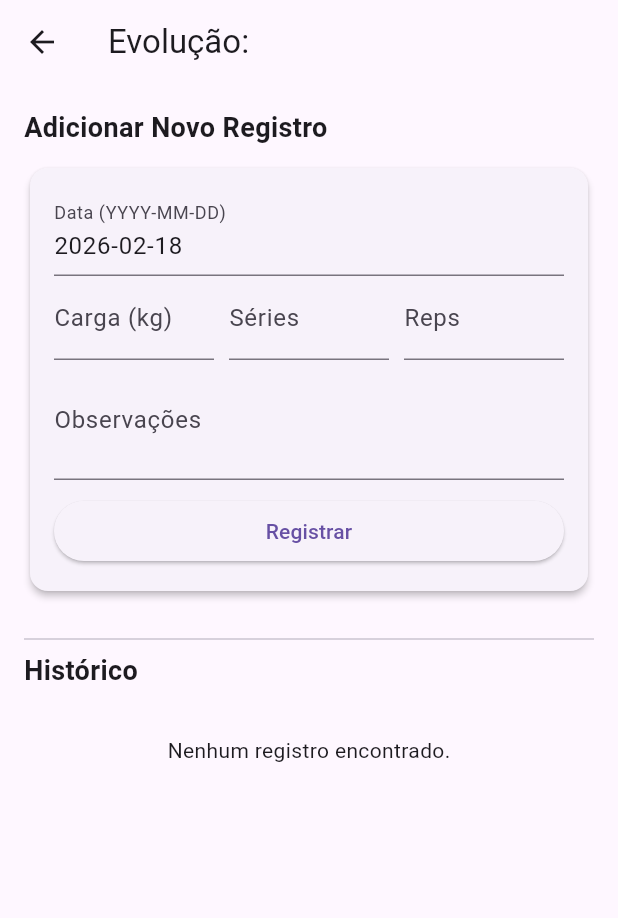
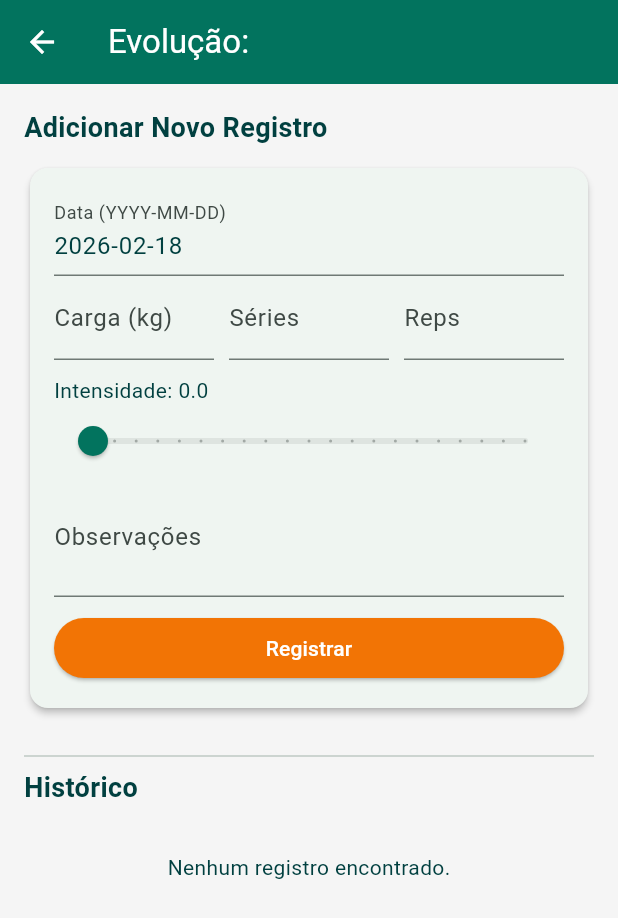
Before and after one commit to LucasSchiochet2/life_balance_app, a Flutter app: the ExerciseProgressPage screen opened directly with empty values, on a phone screen of 412 x 824 dp. Shown: the top 918 px of the screen. Run offline on Flutter 3.47's test engine with Material 3 defaults, Android fonts, the phone set to English and light mode, and no system bars; our stand-ins replace fl_chart, flutter_local_notifications, shared_preferences; missing offline and left inert: workmanager; accounts and stored records are empty; network calls fail.

Commit message:
Troca de Cores e Barra de Intensidade

```diff
--- a/lib/components/GroupedBillList.dart
+++ b/lib/components/GroupedBillList.dart
@@ -29,7 +29,7 @@ class GroupedBillList extends StatelessWidget {
             children: [
               Padding(
                 padding: const EdgeInsets.symmetric(vertical: 8.0),
-                child: Text(group['month'], style: const TextStyle(fontWeight: FontWeight.bold, color: Colors.blue)),
+                child: Text(group['month'], style: const TextStyle(fontWeight: FontWeight.bold, color: Color(0xFF02735E))),
               ),
               ...group['bills'].map<Widget>((bill) => _BillTile(
                   bill: bill,
@@ -69,7 +69,7 @@ class _BillTile extends StatelessWidget {
         onTap: onTap,
         leading: Icon(
           bill.paid ? Icons.check_circle : Icons.pending,
-          color: bill.paid ? Colors.green : Colors.orange
+          color: bill.paid ? const Color(0xFF03A678) : const Color(0xFFF27405)
         ),
         title: Text(bill.name),
         subtitle: Text(bill.dueDate.split(' ')[0]),
--- a/lib/components/SummaryCard.dart
+++ b/lib/components/SummaryCard.dart
@@ -19,7 +19,7 @@ class SummaryCard extends StatelessWidget {
             const SizedBox(height: 8),
             Text(
               "R\$ ${report.totalAmount.toStringAsFixed(2)}",
-              style: const TextStyle(fontSize: 26, fontWeight: FontWeight.bold, color: Colors.blue),
+              style: const TextStyle(fontSize: 26, fontWeight: FontWeight.bold, color: Color(0xFF02735E)),
             ),
             const SizedBox(height: 8),
             Text("${report.totalCount} transações", style: TextStyle(color: Colors.grey[600])),
--- a/lib/models/exercise_log_model.dart
+++ b/lib/models/exercise_log_model.dart
@@ -6,6 +6,7 @@ class ExerciseLog {
   final double weight;
   final int reps;
   final int sets;
+  final double intensity;
   final String? observation;
   final DateTime createdAt;
 
@@ -17,6 +18,7 @@ class ExerciseLog {
     required this.weight,
     required this.reps,
     required this.sets,
+    this.intensity = 0.0,
     this.observation,
     required this.createdAt,
   });
@@ -30,6 +32,9 @@ class ExerciseLog {
       weight: json['weight'] is double ? json['weight'] : double.parse(json['weight'].toString()),
       reps: json['reps'] is int ? json['reps'] : int.parse(json['reps'].toString()),
       sets: json['sets'] is int ? json['sets'] : int.parse(json['sets'].toString()),
+      intensity: json['intensity'] != null
+          ? (json['intensity'] is double ? json['intensity'] : double.parse(json['intensity'].toString()))
+          : 0.0,
       observation: json['observation'],
       createdAt: DateTime.parse(json['created_at']),
     );
--- a/lib/models/workout_model.dart
+++ b/lib/models/workout_model.dart
@@ -152,6 +152,7 @@ class ExerciseLog {
   final double weight;
   final int sets;
   final int reps;
+  final double intensity;
   final String? observation;
 
   ExerciseLog({
@@ -160,6 +161,7 @@ class ExerciseLog {
     required this.weight,
     required this.sets,
     required this.reps,
+    this.intensity = 0.0,
     this.observation,
   });
 
@@ -170,6 +172,7 @@ class ExerciseLog {
       weight: (json['weight'] as num?)?.toDouble() ?? 0.0,
       sets: json['sets'] ?? 0,
       reps: json['reps'] ?? 0,
+      intensity: (json['intensity'] as num?)?.toDouble() ?? 0.0,
       observation: json['observation'],
     );
   }
--- a/lib/screens/add_bill_page.dart
+++ b/lib/screens/add_bill_page.dart
@@ -42,6 +42,11 @@ class _AddBillPageState extends State<AddBillPage> {
     {'id': 1, 'name': 'Alimentação'},
     {'id': 2, 'name': 'Transporte'},
     {'id': 3, 'name': 'Lazer'},
+    {'id': 4, 'name': 'Saúde'},
+    {'id': 5, 'name': 'Educação'},
+    {'id': 6, 'name': 'Moradia'},
+    {'id': 7, 'name': 'Contas e Assinaturas'},
+    {'id': 8, 'name': 'Outros'},
   ];
 
   @override
--- a/lib/screens/cards_page.dart
+++ b/lib/screens/cards_page.dart
@@ -91,7 +91,7 @@ class _CardsPageState extends State<CardsPage> {
                    elevation: 3,
                    margin: const EdgeInsets.only(bottom: 16),
                    child: ExpansionTile(
-                     leading: const Icon(Icons.credit_card, size: 32, color: Colors.blue),
+                     leading: const Icon(Icons.credit_card, size: 32, color: Color(0xFF02735E)),
                      title: Text(card.name, style: const TextStyle(fontWeight: FontWeight.bold)),
                      subtitle: Text("Limite: R\$ ${card.limit.toStringAsFixed(2)}"),
                      children: [
@@ -105,7 +105,7 @@ class _CardsPageState extends State<CardsPage> {
                             return ExpansionTile(
                               title: Text("Fatura: ${invoice.month}"),
                               subtitle: Text("Total: R\$ ${invoice.totalAmount.toStringAsFixed(2)} (${invoice.count} contas)"),
-                              leading: const Icon(Icons.receipt_long, color: Colors.grey),
+                              leading: const Icon(Icons.receipt_long, color: Color(0xFF014040)),
                               children: invoice.bills.map((bill) {
                                 return ListTile(
                                   contentPadding: const EdgeInsets.only(left: 32, right: 16),
--- a/lib/screens/exercise_progress_page.dart
+++ b/lib/screens/exercise_progress_page.dart
@@ -37,6 +37,7 @@ class _ExerciseProgressPageState extends State<ExerciseProgressPage> {
   final _repsController = TextEditingController();
   final _setsController = TextEditingController();
   final _observationController = TextEditingController();
+  double _intensity = 0.0;
 
   @override
   void initState() {
@@ -86,6 +87,7 @@ class _ExerciseProgressPageState extends State<ExerciseProgressPage> {
         'weight': double.tryParse(_weightController.text) ?? 0.0,
         'reps': int.tryParse(_repsController.text) ?? 0,
         'sets': int.tryParse(_setsController.text) ?? 0,
+        'intensity': _intensity,
         'observation': _observationController.text,
       };
 
@@ -176,6 +178,25 @@ class _ExerciseProgressPageState extends State<ExerciseProgressPage> {
                                 ),
                               ],
                             ),
+                            const SizedBox(height: 10),
+                            Column(
+                              crossAxisAlignment: CrossAxisAlignment.start,
+                              children: [
+                                Text("Intensidade: ${_intensity.toStringAsFixed(1)}"),
+                                Slider(
+                                  value: _intensity,
+                                  min: 0,
+                                  max: 10,
+                                  divisions: 20,
+                                  label: _intensity.toString(),
+                                  onChanged: (double value) {
+                                    setState(() {
+                                      _intensity = value;
+                                    });
+                                  },
+                                ),
+                              ],
+                            ),
                             TextFormField(
                               controller: _observationController,
                               decoration: const InputDecoration(labelText: 'Observações'),
@@ -219,6 +240,7 @@ class _ExerciseProgressPageState extends State<ExerciseProgressPage> {
                                   crossAxisAlignment: CrossAxisAlignment.start,
                                   children: [
                                     Text("${log.sets} séries x ${log.reps} reps"),
+                                    Text("Intensidade: ${log.intensity.toStringAsFixed(1)}"),
                                     if (log.observation != null && log.observation!.isNotEmpty)
                                       Text("Obs: ${log.observation}", style: const TextStyle(fontStyle: FontStyle.italic)),
                                   ],
@@ -279,7 +301,7 @@ class _ExerciseProgressPageState extends State<ExerciseProgressPage> {
                                 return FlSpot(e.key.toDouble(), e.value.weight);
                               }).toList(),
                               isCurved: true,
-                              color: Colors.blue,
+                              color: const Color(0xFF02735E),
                               barWidth: 3,
                               dotData: FlDotData(show: true),
                             ),
--- a/lib/screens/workout_detail_page.dart
+++ b/lib/screens/workout_detail_page.dart
@@ -58,7 +58,7 @@ class _WorkoutDetailPageState extends State<WorkoutDetailPage> {
                );
             },
             trailing: IconButton(
-              icon: const Icon(Icons.show_chart, color: Colors.blue), // Changed icon to indicate progress/logs
+              icon: const Icon(Icons.show_chart, color: Color(0xFF02735E)), // Changed icon to indicate progress/logs
               onPressed: () {
                  Navigator.push(
                    context,
--- a/lib/screens/workout_list_page.dart
+++ b/lib/screens/workout_list_page.dart
@@ -79,7 +79,7 @@ class _WorkoutListPageState extends State<WorkoutListPage> {
                     mainAxisSize: MainAxisSize.min,
                     children: [
                        IconButton(
-                         icon: const Icon(Icons.edit, color: Colors.blue),
+                         icon: const Icon(Icons.edit, color: Color(0xFF02735E)),
                          onPressed: () async {
                             final result = await Navigator.push(
                               context,
@@ -96,7 +96,7 @@ class _WorkoutListPageState extends State<WorkoutListPage> {
                          }
                        ),
                        IconButton(
-                         icon: const Icon(Icons.delete, color: Colors.red),
+                         icon: const Icon(Icons.delete, color: Color(0xFFF27405)),
                          onPressed: () => _confirmDelete(workout),
                        ),
                        const Icon(Icons.arrow_forward),
@@ -123,7 +123,7 @@ class _WorkoutListPageState extends State<WorkoutListPage> {
         content: Text("Deseja realmente excluir o treino '${workout.name}'?"),
         actions: [
           TextButton(onPressed: () => Navigator.pop(ctx, false), child: const Text("Cancelar")),
-          TextButton(onPressed: () => Navigator.pop(ctx, true), child: const Text("Excluir", style: TextStyle(color: Colors.red))),
+          TextButton(onPressed: () => Navigator.pop(ctx, true), child: const Text("Excluir", style: TextStyle(color: Color(0xFFF27405)))),
         ],
       )
     );
```
Also changed, not shown: lib/main.dart (+25 -0 lines), lib/screens/create_workout_page.dart (+5 -5 lines), lib/screens/log_exercise_page.dart (+22 -1 lines), lib/screens/report_page.dart (+10 -6 lines), 1 other file.
